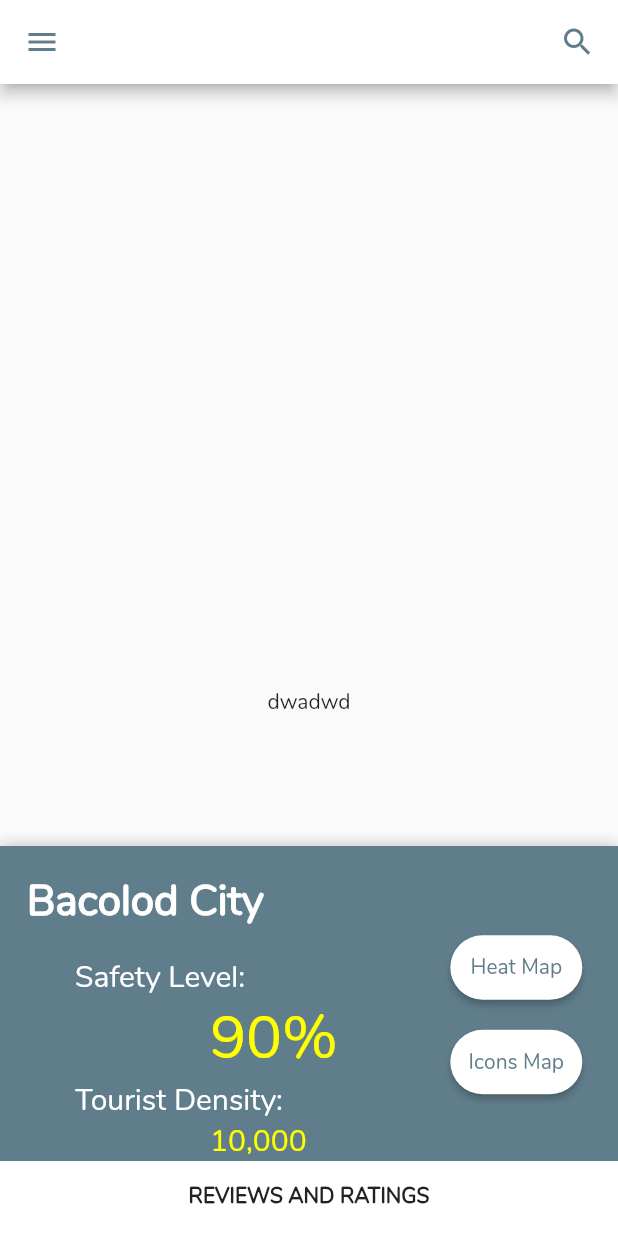
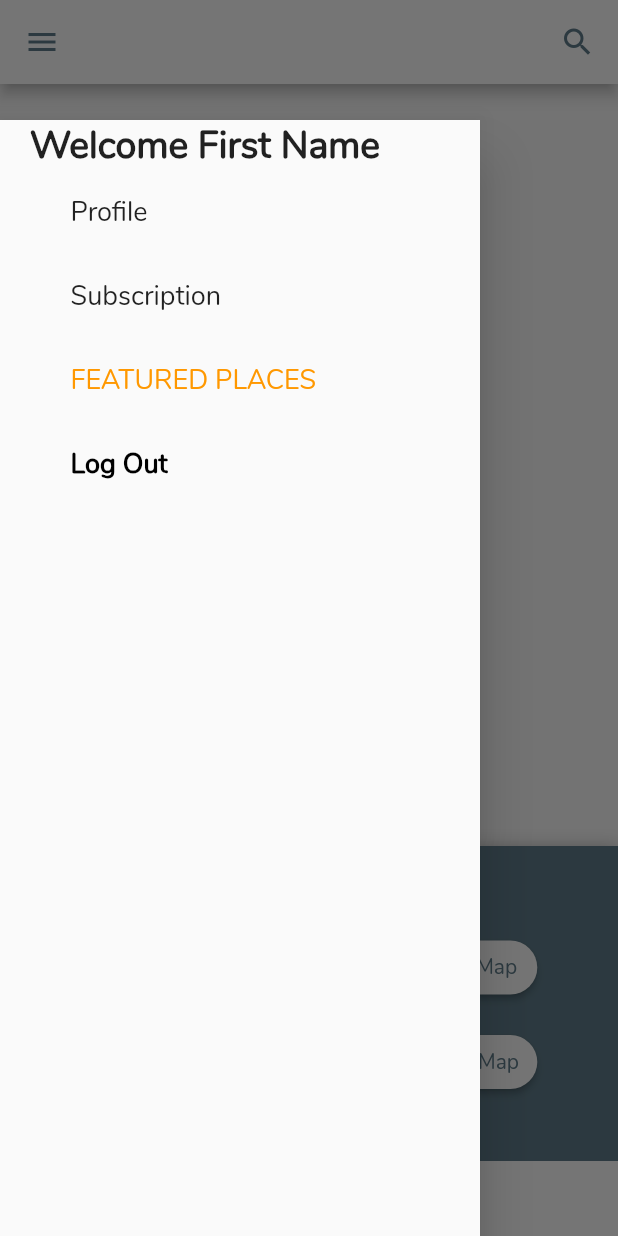
Before and after one commit to euphori/impact-initial, a Flutter app: the HomePage screen opened by its route, in the side drawer, after a tap on "Heat Map", on a phone screen of 412 x 824 dp. Run offline on Flutter 3.47's test engine with Material 2 defaults, Android fonts, the phone set to English and light mode, and no system bars; drawn by our look-alikes of sliding_up_panel; our stand-ins replace flutter_rating, page_indicator, shared_preferences; accounts and stored records are empty.

Commit message:
homepage overflow

```diff
--- a/login-signup-ui-new/lib/home_page.dart
+++ b/login-signup-ui-new/lib/home_page.dart
@@ -415,26 +415,26 @@
                     crossAxisAlignment: CrossAxisAlignment.end,
                     children: [
                       Padding(
-                        padding: EdgeInsets.only(left: 75, top: 15),
+                        padding: EdgeInsets.only(top: 15),
                         child: RaisedButton(
                           shape: RoundedRectangleBorder(
                             borderRadius: BorderRadius.circular(24),
                           ),
                           onPressed: () {},
-                          padding: EdgeInsets.all(12),
+                          padding: EdgeInsets.all(5),
                           color: Colors.white,
                           child: Text('Heat Map',
                               style: TextStyle(color: Colors.blueGrey)),
                         ),
                       ),
                       Padding(
-                        padding: EdgeInsets.only(left: 75, top: 15),
+                        padding: EdgeInsets.only(left: 45, top: 15),
                         child: RaisedButton(
                           shape: RoundedRectangleBorder(
                             borderRadius: BorderRadius.circular(24),
                           ),
                           onPressed: () {},
-                          padding: EdgeInsets.all(12),
+                          padding: EdgeInsets.all(1),
                           color: Colors.white,
                           child: Text('Icons Map',
                               style: TextStyle(color: Colors.blueGrey)),
```
Also changed, not shown: login-signup-ui-new/lib/preferences_helper.dart (+31 -17 lines).
